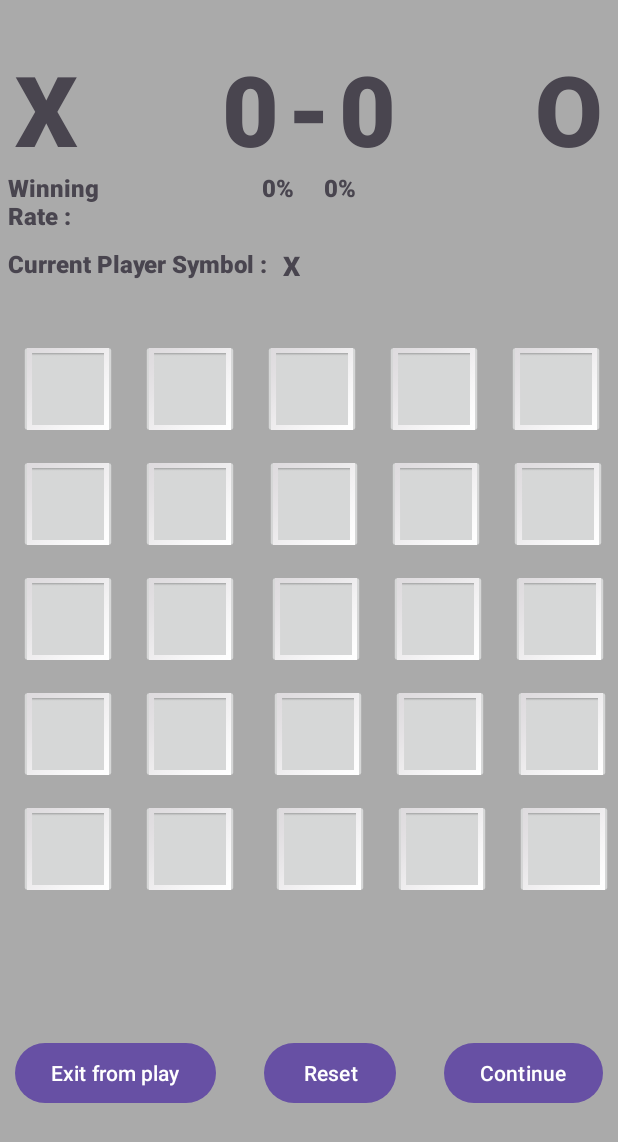
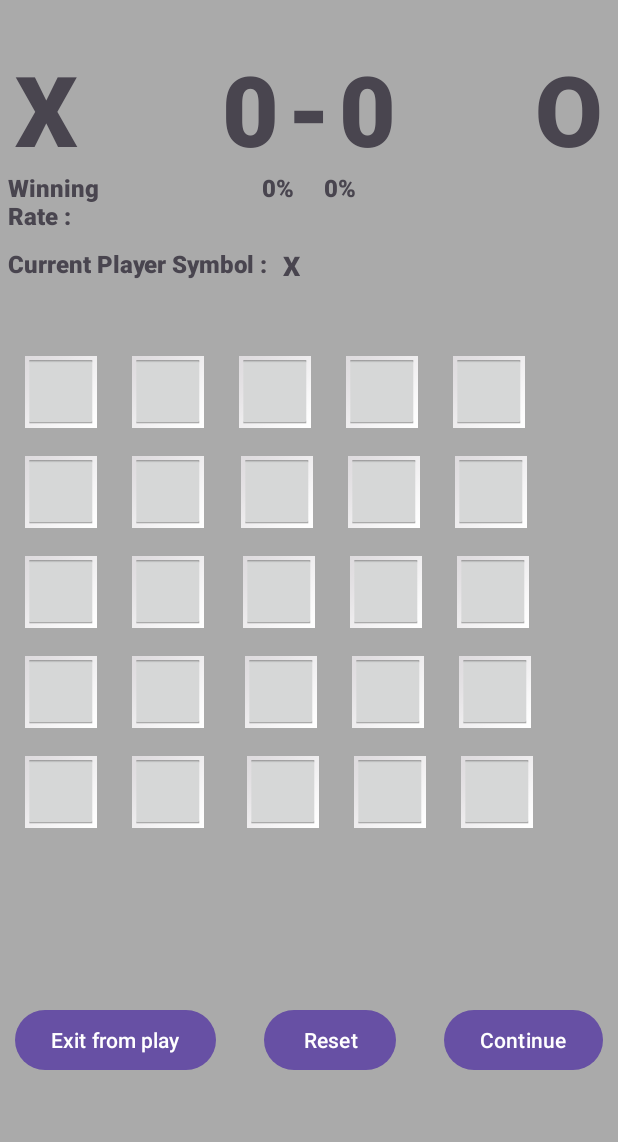
Before and after one commit to hafiz013/tic-tac-toe-android, an Android app built with Jetpack Compose: the GamePlay screen opened directly, with no data from a screen before it, on a phone screen of 412 x 824 dp. Shown: the top 1142 px of the screen. Run offline under Robolectric (Android 15) with nearby library versions, the phone set to English and light mode, and no system bars; 50 statements that could not run were skipped.

Commit message:
fix ui for game size 5x5

```diff
--- a/app/src/main/res/layout/activity_game5x5.xml
+++ b/app/src/main/res/layout/activity_game5x5.xml
@@ -159,47 +159,47 @@
 
         <ImageButton
             android:id="@+id/boardButton10"
-            android:layout_width="80dp"
-            android:layout_height="80dp"
+            android:layout_width="70dp"
+            android:layout_height="70dp"
             android:layout_marginTop="-3dp"
             android:layout_marginEnd="1dp"
-            android:scaleX="0.8"
-            android:scaleY="0.8"
+            android:scaleX="0.7"
+            android:scaleY="0.7"
             app:layout_constraintStart_toStartOf="@id/boardButton00"
             app:layout_constraintTop_toBottomOf="@id/boardButton00"
             app:srcCompat="@android:drawable/gallery_thumb" />
 
         <ImageButton
             android:id="@+id/boardButton11"
-            android:layout_width="80dp"
-            android:layout_height="80dp"
+            android:layout_width="70dp"
+            android:layout_height="70dp"
             android:layout_marginTop="-3dp"
-            android:scaleX="0.8"
-            android:scaleY="0.8"
+            android:scaleX="0.7"
+            android:scaleY="0.7"
             app:layout_constraintStart_toStartOf="@id/boardButton01"
             app:layout_constraintTop_toBottomOf="@id/boardButton01"
             app:srcCompat="@android:drawable/gallery_thumb" />
 
         <ImageButton
             android:id="@+id/boardButton12"
-            android:layout_width="80dp"
-            android:layout_height="80dp"
+            android:layout_width="70dp"
+            android:layout_height="70dp"
             android:layout_marginStart="1dp"
             android:layout_marginTop="-3dp"
-            android:scaleX="0.8"
-            android:scaleY="0.8"
+            android:scaleX="0.7"
+            android:scaleY="0.7"
             app:layout_constraintStart_toStartOf="@id/boardButton02"
             app:layout_constraintTop_toBottomOf="@id/boardButton02"
             app:srcCompat="@android:drawable/gallery_thumb" />
 
         <ImageButton
             android:id="@+id/boardButton13"
-            android:layout_width="80dp"
-            android:layout_height="80dp"
+            android:layout_width="70dp"
+            android:layout_height="70dp"
             android:layout_marginStart="1dp"
             android:layout_marginTop="-3dp"
-            android:scaleX="0.8"
-            android:scaleY="0.8"
+            android:scaleX="0.7"
+            android:scaleY="0.7"
             app:layout_constraintStart_toStartOf="@id/boardButton03"
             app:layout_constraintTop_toBottomOf="@id/boardButton03"
             app:srcCompat="@android:drawable/gallery_thumb" />
@@ -207,210 +207,210 @@
 
         <ImageButton
             android:id="@+id/boardButton14"
-            android:layout_width="80dp"
-            android:layout_height="80dp"
+            android:layout_width="70dp"
+            android:layout_height="70dp"
             android:layout_marginStart="1dp"
             android:layout_marginTop="-3dp"
-            android:scaleX="0.8"
-            android:scaleY="0.8"
+            android:scaleX="0.7"
+            android:scaleY="0.7"
             app:layout_constraintStart_toStartOf="@id/boardButton04"
             app:layout_constraintTop_toBottomOf="@id/boardButton04"
             app:srcCompat="@android:drawable/gallery_thumb" />
 
         <ImageButton
             android:id="@+id/boardButton20"
-            android:layout_width="80dp"
-            android:layout_height="80dp"
+            android:layout_width="70dp"
+            android:layout_height="70dp"
             android:layout_marginTop="-3dp"
             android:layout_marginEnd="1dp"
-            android:scaleX="0.8"
-            android:scaleY="0.8"
+            android:scaleX="0.7"
+            android:scaleY="0.7"
             app:layout_constraintStart_toStartOf="@+id/boardButton10"
             app:layout_constraintTop_toBottomOf="@+id/boardButton10"
             app:srcCompat="@android:drawable/gallery_thumb" />
 
         <ImageButton
             android:id="@+id/boardButton21"
-            android:layout_width="80dp"
-            android:layout_height="80dp"
+            android:layout_width="70dp"
+            android:layout_height="70dp"
             android:layout_marginTop="-3dp"
-            android:scaleX="0.8"
-            android:scaleY="0.8"
+            android:scaleX="0.7"
+            android:scaleY="0.7"
             app:layout_constraintStart_toStartOf="@+id/boardButton11"
             app:layout_constraintTop_toBottomOf="@+id/boardButton11"
             app:srcCompat="@android:drawable/gallery_thumb" />
 
         <ImageButton
             android:id="@+id/boardButton22"
-           android:layout_width="80dp"
-           android:layout_height="80dp"
+           android:layout_width="70dp"
+           android:layout_height="70dp"
             android:layout_marginStart="1dp"
             android:layout_marginTop="-3dp"
-            android:scaleX="0.8"
-            android:scaleY="0.8"
+            android:scaleX="0.7"
+            android:scaleY="0.7"
             app:layout_constraintStart_toStartOf="@+id/boardButton12"
             app:layout_constraintTop_toBottomOf="@+id/boardButton12"
             app:srcCompat="@android:drawable/gallery_thumb" />
 
         <ImageButton
             android:id="@+id/boardButton23"
-            android:layout_width="80dp"
-            android:layout_height="80dp"
+            android:layout_width="70dp"
+            android:layout_height="70dp"
             android:layout_marginStart="1dp"
             android:layout_marginTop="-3dp"
-            android:scaleX="0.8"
-            android:scaleY="0.8"
+            android:scaleX="0.7"
+            android:scaleY="0.7"
             app:layout_constraintStart_toStartOf="@+id/boardButton13"
             app:layout_constraintTop_toBottomOf="@+id/boardButton13"
             app:srcCompat="@android:drawable/gallery_thumb" />
 
         <ImageButton
             android:id="@+id/boardButton24"
-           android:layout_width="80dp"
-           android:layout_height="80dp"
+           android:layout_width="70dp"
+           android:layout_height="70dp"
             android:layout_marginStart="1dp"
             android:layout_marginTop="-3dp"
-            android:scaleX="0.8"
-            android:scaleY="0.8"
+            android:scaleX="0.7"
+            android:scaleY="0.7"
             app:layout_constraintStart_toStartOf="@+id/boardButton14"
             app:layout_constraintTop_toBottomOf="@+id/boardButton14"
             app:srcCompat="@android:drawable/gallery_thumb" />
 
         <ImageButton
             android:id="@+id/boardButton30"
-            android:layout_width="80dp"
-            android:layout_height="80dp"
+            android:layout_width="70dp"
+            android:layout_height="70dp"
             android:layout_marginTop="-3dp"
             android:layout_marginEnd="1dp"
-            android:scaleX="0.8"
-            android:scaleY="0.8"
+            android:scaleX="0.7"
+            android:scaleY="0.7"
             app:layout_constraintStart_toStartOf="@+id/boardButton20"
             app:layout_constraintTop_toBottomOf="@+id/boardButton20"
             app:srcCompat="@android:drawable/gallery_thumb" />
 
         <ImageButton
             android:id="@+id/boardButton31"
-            android:layout_width="80dp"
-            android:layout_height="80dp"
+            android:layout_width="70dp"
+            android:layout_height="70dp"
             android:layout_marginTop="-3dp"
-            android:scaleX="0.8"
-            android:scaleY="0.8"
+            android:scaleX="0.7"
+            android:scaleY="0.7"
             app:layout_constraintStart_toStartOf="@+id/boardButton21"
             app:layout_constraintTop_toBottomOf="@+id/boardButton21"
             app:srcCompat="@android:drawable/gallery_thumb" />
 
         <ImageButton
             android:id="@+id/boardButton32"
-            android:layout_width="80dp"
-            android:layout_height="80dp"
+            android:layout_width="70dp"
+            android:layout_height="70dp"
             android:layout_marginStart="1dp"
             android:layout_marginTop="-3dp"
-            android:scaleX="0.8"
-            android:scaleY="0.8"
+            android:scaleX="0.7"
+            android:scaleY="0.7"
             app:layout_constraintStart_toStartOf="@+id/boardButton22"
             app:layout_constraintTop_toBottomOf="@+id/boardButton22"
             app:srcCompat="@android:drawable/gallery_thumb" />
 
         <ImageButton
             android:id="@+id/boardButton33"
-            android:layout_width="80dp"
-            android:layout_height="80dp"
+            android:layout_width="70dp"
+            android:layout_height="70dp"
             android:layout_marginStart="1dp"
             android:layout_marginTop="-3dp"
-            android:scaleX="0.8"
-            android:scaleY="0.8"
+            android:scaleX="0.7"
+            android:scaleY="0.7"
             app:layout_constraintStart_toStartOf="@+id/boardButton23"
             app:layout_constraintTop_toBottomOf="@+id/boardButton23"
             app:srcCompat="@android:drawable/gallery_thumb" />
 
         <ImageButton
             android:id="@+id/boardButton34"
-            android:layout_width="80dp"
-            android:layout_height="80dp"
+            android:layout_width="70dp"
+            android:layout_height="70dp"
             android:layout_marginStart="1dp"
             android:layout_marginTop="-3dp"
-            android:scaleX="0.8"
-            android:scaleY="0.8"
+            android:scaleX="0.7"
+            android:scaleY="0.7"
             app:layout_constraintStart_toStartOf="@+id/boardButton24"
             app:layout_constraintTop_toBottomOf="@+id/boardButton24"
             app:srcCompat="@android:drawable/gallery_thumb" />
 
         <ImageButton
             android:id="@+id/boardButton40"
-            android:layout_width="80dp"
-            android:layout_height="80dp"
+            android:layout_width="70dp"
+            android:layout_height="70dp"
             android:layout_marginTop="-3dp"
             android:layout_marginEnd="1dp"
-            android:scaleX="0.8"
-            android:scaleY="0.8"
+            android:scaleX="0.7"
+            android:scaleY="0.7"
             app:layout_constraintStart_toStartOf="@+id/boardButton30"
             app:layout_constraintTop_toBottomOf="@+id/boardButton30"
             app:srcCompat="@android:drawable/gallery_thumb" />
 
         <ImageButton
             android:id="@+id/boardButton41"
-            android:layout_width="80dp"
-            android:layout_height="80dp"
+            android:layout_width="70dp"
+            android:layout_height="70dp"
             android:layout_marginTop="-3dp"
-            android:scaleX="0.8"
-            android:scaleY="0.8"
+            android:scaleX="0.7"
+            android:scaleY="0.7"
             app:layout_constraintStart_toStartOf="@+id/boardButton31"
             app:layout_constraintTop_toBottomOf="@+id/boardButton31"
             app:srcCompat="@android:drawable/gallery_thumb" />
 
         <ImageButton
             android:id="@+id/boardButton42"
-            android:layout_width="80dp"
-            android:layout_height="80dp"
+            android:layout_width="70dp"
+            android:layout_height="70dp"
             android:layout_marginStart="1dp"
             android:layout_marginTop="-3dp"
-            android:scaleX="0.8"
-            android:scaleY="0.8"
+            android:scaleX="0.7"
+            android:scaleY="0.7"
             app:layout_constraintStart_toStartOf="@+id/boardButton32"
             app:layout_constraintTop_toBottomOf="@+id/boardButton32"
             app:srcCompat="@android:drawable/gallery_thumb" />
 
         <ImageButton
             android:id="@+id/boardButton43"
-            android:layout_width="80dp"
-            android:layout_height="80dp"
+            android:layout_width="70dp"
+            android:layout_height="70dp"
             android:layout_marginStart="1dp"
             android:layout_marginTop="-3dp"
-            android:scaleX="0.8"
-            android:scaleY="0.8"
+            android:scaleX="0.7"
+            android:scaleY="0.7"
             app:layout_constraintStart_toStartOf="@+id/boardButton33"
             app:layout_constraintTop_toBottomOf="@+id/boardButton33"
             app:srcCompat="@android:drawable/gallery_thumb" />
 
         <ImageButton
             android:id="@+id/boardButton44"
-            android:layout_width="80dp"
-            android:layout_height="80dp"
+            android:layout_width="70dp"
+            android:layout_height="70dp"
             android:layout_marginStart="1dp"
             android:layout_marginTop="-3dp"
-            android:scaleX="0.8"
-            android:scaleY="0.8"
+            android:scaleX="0.7"
+            android:scaleY="0.7"
             app:layout_constraintStart_toStartOf="@+id/boardButton34"
             app:layout_constraintTop_toBottomOf="@+id/boardButton34"
             app:srcCompat="@android:drawable/gallery_thumb" />
 
         <ImageButton
             android:id="@+id/boardButton00"
-            android:layout_width="80dp"
-            android:layout_height="80dp"
+            android:layout_width="70dp"
+            android:layout_height="70dp"
             android:layout_marginStart="@dimen/five_dp"
-            android:scaleX="0.8"
-            android:scaleY="0.8"
+            android:scaleX="0.7"
+            android:scaleY="0.7"
             app:layout_constraintStart_toStartOf="parent"
             app:layout_constraintTop_toTopOf="parent"
             app:srcCompat="@android:drawable/gallery_thumb" />
 
         <ImageButton
             android:id="@+id/boardButton01"
-            android:layout_width="80dp"
-            android:layout_height="80dp"
-            android:scaleX="0.8"
-            android:scaleY="0.8"
+            android:layout_width="70dp"
+            android:layout_height="70dp"
+            android:scaleX="0.7"
+            android:scaleY="0.7"
             android:layout_marginStart="1dp"
             app:layout_constraintStart_toEndOf="@id/boardButton00"
             app:layout_constraintTop_toTopOf="parent"
@@ -418,33 +418,33 @@
 
         <ImageButton
             android:id="@+id/boardButton02"
-            android:layout_width="80dp"
-            android:layout_height="80dp"
+            android:layout_width="70dp"
+            android:layout_height="70dp"
             android:layout_marginStart="1dp"
-            android:scaleX="0.8"
-            android:scaleY="0.8"
+            android:scaleX="0.7"
+            android:scaleY="0.7"
             app:layout_constraintStart_toEndOf="@+id/boardButton01"
             app:layout_constraintTop_toTopOf="parent"
             app:srcCompat="@android:drawable/gallery_thumb" />
 
         <ImageButton
             android:id="@+id/boardButton03"
-            android:layout_width="80dp"
-            android:layout_height="80dp"
+            android:layout_width="70dp"
+            android:layout_height="70dp"
             android:layout_marginStart="1dp"
-            android:scaleX="0.8"
-            android:scaleY="0.8"
+            android:scaleX="0.7"
+            android:scaleY="0.7"
             app:layout_constraintStart_toEndOf="@+id/boardButton02"
             app:layout_constraintTop_toTopOf="parent"
             app:srcCompat="@android:drawable/gallery_thumb" />
 
         <ImageButton
             android:id="@+id/boardButton04"
-            android:layout_width="80dp"
-            android:layout_height="80dp"
+            android:layout_width="70dp"
+            android:layout_height="70dp"
             android:layout_marginStart="1dp"
-            android:scaleX="0.8"
-            android:scaleY="0.8"
+            android:scaleX="0.7"
+            android:scaleY="0.7"
             app:layout_constraintStart_toEndOf="@+id/boardButton03"
             app:layout_constraintTop_toTopOf="parent"
             app:srcCompat="@android:drawable/gallery_thumb" />
@@ -459,8 +459,8 @@
             android:layout_marginBottom="12dp"
             android:gravity="center"
             android:includeFontPadding="false"
-            android:scaleX="0.8"
-            android:scaleY="0.8"
+            android:scaleX="0.7"
+            android:scaleY="0.7"
             android:text=""
             android:textScaleX="1.1"
             android:textSize="40sp"
@@ -481,8 +481,8 @@
             android:layout_marginBottom="12dp"
             android:gravity="center"
             android:includeFontPadding="false"
-            android:scaleX="0.8"
-            android:scaleY="0.8"
+            android:scaleX="0.7"
+            android:scaleY="0.7"
             android:text=""
             android:textScaleX="1.1"
             android:textSize="40sp"
@@ -503,8 +503,8 @@
             android:layout_marginBottom="12dp"
             android:gravity="center"
             android:includeFontPadding="false"
-            android:scaleX="0.8"
-            android:scaleY="0.8"
+            android:scaleX="0.7"
+            android:scaleY="0.7"
             android:text=""
             android:textScaleX="1.1"
             android:textSize="40sp"
@@ -525,8 +525,8 @@
             android:layout_marginBottom="12dp"
             android:gravity="center"
             android:includeFontPadding="false"
-            android:scaleX="0.8"
-            android:scaleY="0.8"
+            android:scaleX="0.7"
+            android:scaleY="0.7"
             android:text=""
             android:textScaleX="1.1"
             android:textSize="40sp"
@@ -547,8 +547,8 @@
             android:layout_marginBottom="12dp"
             android:gravity="center"
             android:includeFontPadding="false"
-            android:scaleX="0.8"
-            android:scaleY="0.8"
+            android:scaleX="0.7"
+            android:scaleY="0.7"
             android:text=""
             android:textScaleX="1.1"
             android:textSize="40sp"
@@ -569,8 +569,8 @@
             android:layout_marginBottom="12dp"
             android:gravity="center"
             android:includeFontPadding="false"
-            android:scaleX="0.8"
-            android:scaleY="0.8"
+            android:scaleX="0.7"
+            android:scaleY="0.7"
             android:text=""
             android:textScaleX="1.1"
             android:textSize="40sp"
@@ -591,8 +591,8 @@
             android:layout_marginBottom="12dp"
             android:gravity="center"
             android:includeFontPadding="false"
-            android:scaleX="0.8"
-            android:scaleY="0.8"
+            android:scaleX="0.7"
+            android:scaleY="0.7"
             android:text=""
             android:textScaleX="1.1"
             android:textSize="40sp"
@@ -613,8 +613,8 @@
             android:layout_marginBottom="12dp"
             android:gravity="center"
             android:includeFontPadding="false"
-            android:scaleX="0.8"
-            android:scaleY="0.8"
+            android:scaleX="0.7"
+            android:scaleY="0.7"
             android:text=""
             android:textScaleX="1.1"
             android:textSize="40sp"
@@ -635,8 +635,8 @@
             android:layout_marginBottom="12dp"
             android:gravity="center"
             android:includeFontPadding="false"
-            android:scaleX="0.8"
-            android:scaleY="0.8"
+            android:scaleX="0.7"
+            android:scaleY="0.7"
             android:text=""
             android:textScaleX="1.1"
             android:textSize="40sp"
@@ -657,8 +657,8 @@
             android:layout_marginBottom="12dp"
             android:gravity="center"
             android:includeFontPadding="false"
-            android:scaleX="0.8"
-            android:scaleY="0.8"
+            android:scaleX="0.7"
+            android:scaleY="0.7"
             android:text=""
             android:textScaleX="1.1"
             android:textSize="40sp"
@@ -679,8 +679,8 @@
             android:layout_marginBottom="12dp"
             android:gravity="center"
             android:includeFontPadding="false"
-            android:scaleX="0.8"
-            android:scaleY="0.8"
+            android:scaleX="0.7"
+            android:scaleY="0.7"
             android:text=""
             android:textScaleX="1.1"
             android:textSize="40sp"
@@ -701,8 +701,8 @@
             android:layout_marginBottom="12dp"
             android:gravity="center"
             android:includeFontPadding="false"
-            android:scaleX="0.8"
-            android:scaleY="0.8"
+            android:scaleX="0.7"
+            android:scaleY="0.7"
             android:text=""
             android:textScaleX="1.1"
             android:textSize="40sp"
@@ -723,8 +723,8 @@
             android:layout_marginBottom="12dp"
             android:gravity="center"
             android:includeFontPadding="false"
-            android:scaleX="0.8"
-            android:scaleY="0.8"
+            android:scaleX="0.7"
+            android:scaleY="0.7"
             android:text=""
             android:textScaleX="1.1"
             android:textSize="40sp"
@@ -745,8 +745,8 @@
             android:layout_marginBottom="12dp"
             android:gravity="center"
             android:includeFontPadding="false"
-            android:scaleX="0.8"
-            android:scaleY="0.8"
+            android:scaleX="0.7"
+            android:scaleY="0.7"
             android:text=""
             android:textScaleX="1.1"
             android:textSize="40sp"
@@ -767,8 +767,8 @@
             android:layout_marginBottom="12dp"
             android:gravity="center"
             android:includeFontPadding="false"
-            android:scaleX="0.8"
-            android:scaleY="0.8"
+            android:scaleX="0.7"
+            android:scaleY="0.7"
             android:text=""
             android:textScaleX="1.1"
             android:textSize="40sp"
@@ -788,8 +788,8 @@
             android:layout_marginBottom="12dp"
             android:gravity="center"
             android:includeFontPadding="false"
-            android:scaleX="0.8"
-            android:scaleY="0.8"
+            android:scaleX="0.7"
+            android:scaleY="0.7"
             android:text=""
             android:textScaleX="1.1"
             android:textSize="40sp"
@@ -810,8 +810,8 @@
             android:layout_marginBottom="12dp"
             android:gravity="center"
             android:includeFontPadding="false"
-            android:scaleX="0.8"
-            android:scaleY="0.8"
+            android:scaleX="0.7"
+            android:scaleY="0.7"
             android:text=""
             android:textScaleX="1.1"
             android:textSize="40sp"
@@ -832,8 +832,8 @@
             android:layout_marginBottom="12dp"
             android:gravity="center"
             android:includeFontPadding="false"
-            android:scaleX="0.8"
-            android:scaleY="0.8"
+            android:scaleX="0.7"
+            android:scaleY="0.7"
             android:text=""
             android:textScaleX="1.1"
             android:textSize="40sp"
@@ -854,8 +854,8 @@
             android:layout_marginBottom="12dp"
             android:gravity="center"
             android:includeFontPadding="false"
-            android:scaleX="0.8"
-            android:scaleY="0.8"
+            android:scaleX="0.7"
+            android:scaleY="0.7"
             android:text=""
             android:textScaleX="1.1"
             android:textSize="40sp"
@@ -876,8 +876,8 @@
             android:layout_marginBottom="12dp"
             android:gravity="center"
             android:includeFontPadding="false"
-            android:scaleX="0.8"
-            android:scaleY="0.8"
+            android:scaleX="0.7"
+            android:scaleY="0.7"
             android:text=""
             android:textScaleX="1.1"
             android:textSize="40sp"
@@ -897,8 +897,8 @@
             android:layout_marginBottom="12dp"
             android:gravity="center"
             android:includeFontPadding="false"
-            android:scaleX="0.8"
-            android:scaleY="0.8"
+            android:scaleX="0.7"
+            android:scaleY="0.7"
             android:text=""
             android:textScaleX="1.1"
             android:textSize="40sp"
@@ -919,8 +919,8 @@
             android:layout_marginBottom="12dp"
             android:gravity="center"
             android:includeFontPadding="false"
-            android:scaleX="0.8"
-            android:scaleY="0.8"
+            android:scaleX="0.7"
+            android:scaleY="0.7"
             android:text=""
             android:textScaleX="1.1"
             android:textSize="40sp"
@@ -941,8 +941,8 @@
             android:layout_marginBottom="12dp"
             android:gravity="center"
             android:includeFontPadding="false"
-            android:scaleX="0.8"
-            android:scaleY="0.8"
+            android:scaleX="0.7"
+            android:scaleY="0.7"
             android:text=""
             android:textScaleX="1.1"
             android:textSize="40sp"
@@ -963,8 +963,8 @@
             android:layout_marginBottom="12dp"
             android:gravity="center"
             android:includeFontPadding="false"
-            android:scaleX="0.8"
-            android:scaleY="0.8"
+            android:scaleX="0.7"
+            android:scaleY="0.7"
             android:text=""
             android:textScaleX="1.1"
             android:textSize="40sp"
@@ -985,8 +985,8 @@
             android:layout_marginBottom="12dp"
             android:gravity="center"
             android:includeFontPadding="false"
-            android:scaleX="0.8"
-            android:scaleY="0.8"
+            android:scaleX="0.7"
+            android:scaleY="0.7"
             android:text=""
             android:textScaleX="1.1"
             android:textSize="40sp"
```
